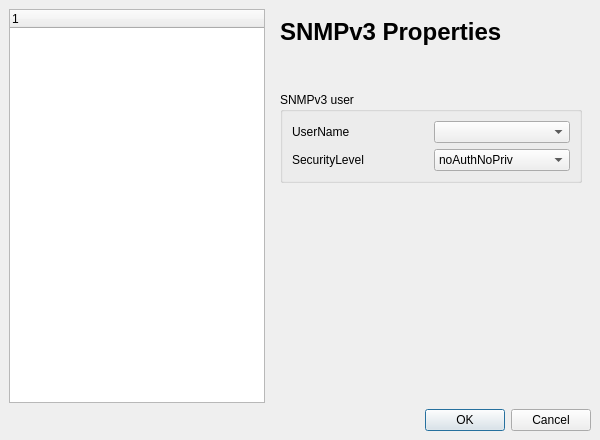
Old version of the form app/agentprofile.ui in the repository verrio/snmpb.
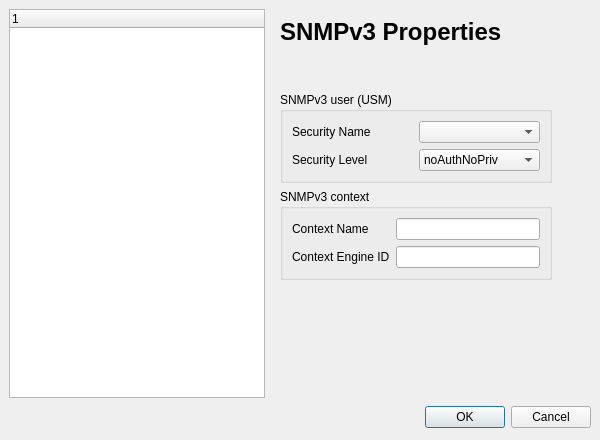
New version of the form. The open tabs and pages were chosen to show the change. Icons and pictures are not drawn.

Commit message: Implemented SNMPv3 users (USM) configuration

What changed in the file:
```diff
--- a/app/agentprofile.ui
+++ b/app/agentprofile.ui
@@ -23,25 +23,15 @@
   <property name="windowIcon" >
    <iconset>images/snmpb.png</iconset>
   </property>
-  <layout class="QGridLayout" >
-   <property name="margin" >
-    <number>9</number>
-   </property>
-   <property name="spacing" >
-    <number>6</number>
-   </property>
-   <item row="1" column="0" colspan="2" >
-    <widget class="QDialogButtonBox" name="OKCancelBox" >
-     <property name="orientation" >
-      <enum>Qt::Horizontal</enum>
-     </property>
-     <property name="standardButtons" >
-      <set>QDialogButtonBox::Cancel|QDialogButtonBox::NoButton|QDialogButtonBox::Ok</set>
-     </property>
-    </widget>
-   </item>
-   <item row="0" column="1" >
     <widget class="QStackedWidget" name="ProfileProps" >
+   <property name="geometry" >
+    <rect>
+     <x>271</x>
+     <y>9</y>
+     <width>290</width>
+     <height>385</height>
+    </rect>
+   </property>
      <property name="currentIndex" >
       <number>0</number>
      </property>
@@ -441,34 +431,53 @@
        <property name="spacing" >
         <number>6</number>
        </property>
+     <item row="4" column="0" >
+      <spacer>
+       <property name="orientation" >
+        <enum>Qt::Vertical</enum>
+       </property>
+       <property name="sizeHint" >
+        <size>
+         <width>20</width>
+         <height>40</height>
+        </size>
+       </property>
+      </spacer>
+     </item>
        <item row="3" column="0" >
-        <spacer>
-         <property name="orientation" >
-          <enum>Qt::Vertical</enum>
-         </property>
-         <property name="sizeHint" >
-          <size>
-           <width>20</width>
-           <height>40</height>
-          </size>
-         </property>
-        </spacer>
+      <widget class="QGroupBox" name="V3Context" >
+       <property name="title" >
+        <string>SNMPv3 context</string>
+       </property>
+       <layout class="QGridLayout" >
+        <property name="margin" >
+         <number>9</number>
+        </property>
+        <property name="spacing" >
+         <number>6</number>
+        </property>
+        <item row="0" column="1" >
+         <widget class="QLineEdit" name="ContextName" />
+        </item>
+        <item row="1" column="1" >
+         <widget class="QLineEdit" name="ContextEngineID" />
+        </item>
+        <item row="0" column="0" >
+         <widget class="QLabel" name="ContextNameL" >
+          <property name="text" >
+           <string>Context Name</string>
+          </property>
+         </widget>
        </item>
        <item row="1" column="0" >
-        <spacer>
-         <property name="orientation" >
-          <enum>Qt::Vertical</enum>
-         </property>
-         <property name="sizeType" >
-          <enum>QSizePolicy::Fixed</enum>
-         </property>
-         <property name="sizeHint" >
-          <size>
-           <width>20</width>
-           <height>40</height>
-          </size>
-         </property>
-        </spacer>
+         <widget class="QLabel" name="ContextEngineIDL" >
+          <property name="text" >
+           <string>Context Engine ID</string>
+          </property>
+         </widget>
+        </item>
+       </layout>
+      </widget>
        </item>
        <item row="2" column="0" >
         <widget class="QGroupBox" name="V3User" >
@@ -476,7 +485,7 @@
           <bool>true</bool>
          </property>
          <property name="title" >
-          <string>SNMPv3 user</string>
+        <string>SNMPv3 user (USM)</string>
          </property>
          <layout class="QGridLayout" >
           <property name="margin" >
@@ -488,14 +497,14 @@
           <item row="1" column="0" >
            <widget class="QLabel" name="SecLevelL" >
             <property name="text" >
-             <string>SecurityLevel</string>
+           <string>Security Level</string>
             </property>
            </widget>
           </item>
           <item row="0" column="0" >
            <widget class="QLabel" name="UserNameL" >
             <property name="text" >
-             <string>UserName</string>
+           <string>Security Name</string>
             </property>
            </widget>
           </item>
@@ -534,12 +543,50 @@
          </property>
         </widget>
        </item>
-      </layout>
-     </widget>
-    </widget>
-   </item>
-   <item row="0" column="0" >
+     <item row="1" column="0" >
+      <spacer>
+       <property name="orientation" >
+        <enum>Qt::Vertical</enum>
+       </property>
+       <property name="sizeType" >
+        <enum>QSizePolicy::Fixed</enum>
+       </property>
+       <property name="sizeHint" >
+        <size>
+         <width>20</width>
+         <height>40</height>
+        </size>
+       </property>
+      </spacer>
+     </item>
+    </layout>
+   </widget>
+  </widget>
+  <widget class="QDialogButtonBox" name="OKCancelBox" >
+   <property name="geometry" >
+    <rect>
+     <x>9</x>
+     <y>404</y>
+     <width>582</width>
+     <height>27</height>
+    </rect>
+   </property>
+   <property name="orientation" >
+    <enum>Qt::Horizontal</enum>
+   </property>
+   <property name="standardButtons" >
+    <set>QDialogButtonBox::Cancel|QDialogButtonBox::NoButton|QDialogButtonBox::Ok</set>
+   </property>
+  </widget>
     <widget class="QTreeWidget" name="ProfileTree" >
+   <property name="geometry" >
+    <rect>
+     <x>9</x>
+     <y>9</y>
+     <width>256</width>
+     <height>389</height>
+    </rect>
+   </property>
      <property name="sizePolicy" >
       <sizepolicy>
        <hsizetype>5</hsizetype>
@@ -549,8 +596,6 @@
       </sizepolicy>
      </property>
     </widget>
-   </item>
-  </layout>
  </widget>
  <resources/>
  <connections>
```
Left out of the diff: 4 changed lines with no effect on the pictures. Lines whose indentation alone changed are shown as unchanged. The commit also changes 8 other files.
